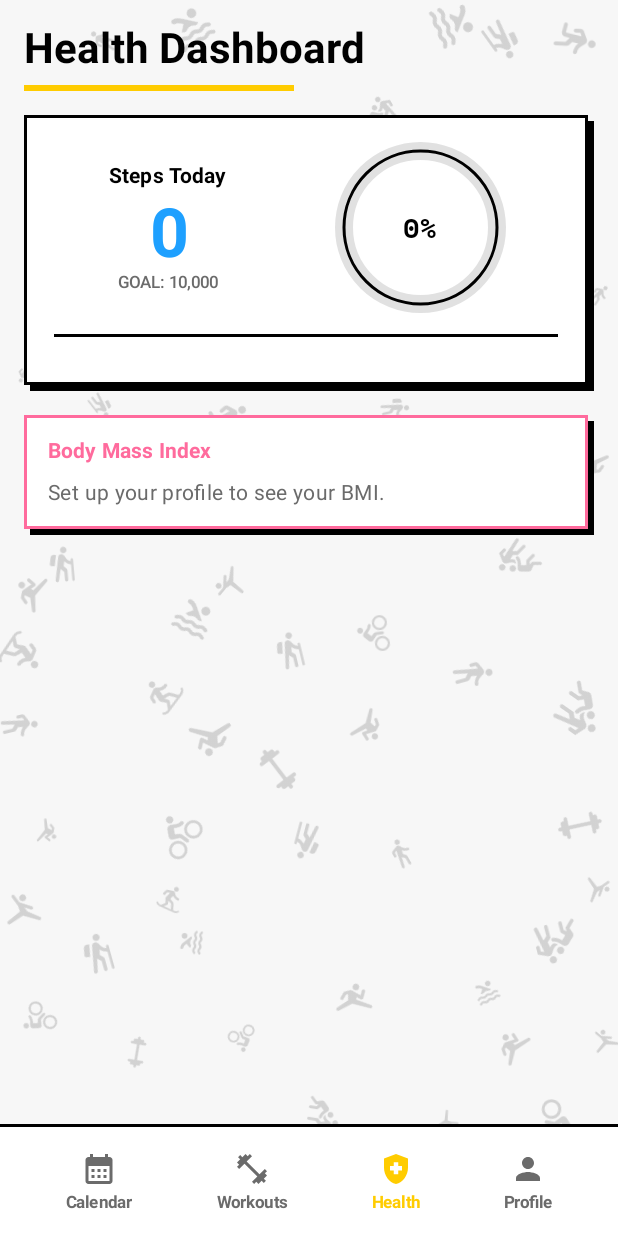
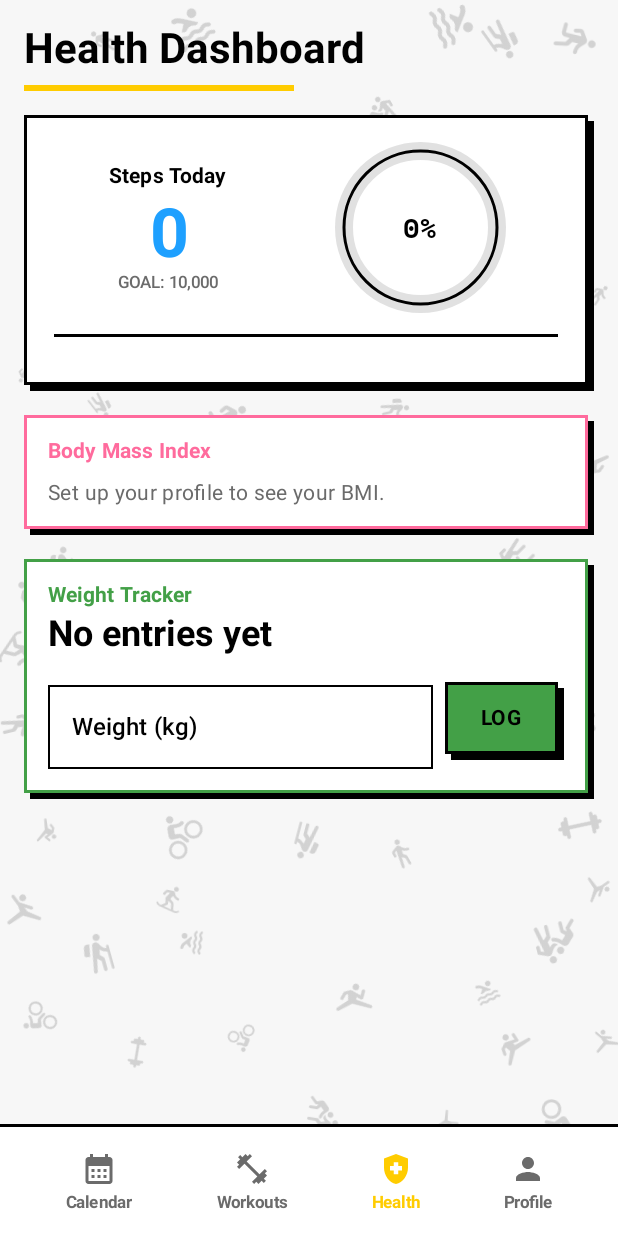
Before and after one commit to SmeetPatil/gymbro, an Android app built with Jetpack Compose: the HealthScreen screen opened through its navigation route, on a phone screen of 412 x 824 dp. Run offline under Robolectric (Android 15) with nearby library versions, the phone set to English and light mode, and no system bars; our stand-ins replace Dagger/Hilt's generated code, Room's generated code; libraries missing offline, so code that uses them is left out: androidx.health.connect; 9 statements that could not run were skipped.

Commit message:
Commit#5 - Minor Bugfixes and QoL changes

```diff
--- a/app/src/main/AndroidManifest.xml
+++ b/app/src/main/AndroidManifest.xml
@@ -81,8 +81,4 @@
 
     </application>
 
-    <queries>
-        <package android:name="com.google.android.apps.healthdata" />
-    </queries>
-
 </manifest>
--- a/app/src/main/java/com/example/gymbro/MainActivity.kt
+++ b/app/src/main/java/com/example/gymbro/MainActivity.kt
@@ -1,32 +1,38 @@
 package com.example.gymbro
 
+import android.Manifest
+import android.content.pm.PackageManager
+import android.os.Build
 import android.os.Bundle
 import androidx.activity.ComponentActivity
 import androidx.activity.compose.setContent
+import androidx.activity.result.contract.ActivityResultContracts
+import androidx.activity.viewModels
 import androidx.compose.foundation.layout.fillMaxSize
 import androidx.compose.material3.MaterialTheme
 import androidx.compose.material3.Surface
+import androidx.compose.runtime.collectAsState
+import androidx.compose.runtime.getValue
 import androidx.compose.ui.Modifier
-import androidx.work.ExistingPeriodicWorkPolicy
-import androidx.work.PeriodicWorkRequestBuilder
-import androidx.work.WorkManager
+import androidx.core.content.ContextCompat
 import com.example.gymbro.ui.MainScreen
 import com.example.gymbro.ui.theme.GymBroTheme
 import com.example.gymbro.worker.MonthlySummaryWorker
 import dagger.hilt.android.AndroidEntryPoint
-import java.util.concurrent.TimeUnit
-import java.time.Duration
-import java.time.LocalDateTime
-import java.time.LocalTime
-import androidx.activity.viewModels
-import androidx.compose.runtime.getValue
-import androidx.compose.runtime.collectAsState
 
 @AndroidEntryPoint
 class MainActivity : ComponentActivity() {
+
+    private val requestNotificationPermission =
+        registerForActivityResult(ActivityResultContracts.RequestPermission()) { /* no-op */ }
+
     override fun onCreate(savedInstanceState: Bundle?) {
         super.onCreate(savedInstanceState)
-        scheduleMonthlyWorker()
+
+        // (Re)schedule the monthly summary notification. Done on every launch so a stale
+        // or previously broken schedule is always corrected.
+        MonthlySummaryWorker.schedule(this)
+        requestNotificationPermissionIfNeeded()
 
         val themeViewModel: com.example.gymbro.ui.ThemeViewModel by viewModels()
 
@@ -44,24 +50,16 @@ class MainActivity : ComponentActivity() {
         }
     }
 
-    private fun scheduleMonthlyWorker() {
-        val now = LocalDateTime.now()
-        val targetTime = LocalTime.of(23, 30)
-        var nextRun = now.with(targetTime)
-        if (now.isAfter(nextRun)) {
-            nextRun = nextRun.plusDays(1)
+    // On Android 13+ posting notifications requires a runtime permission; without it the
+    // monthly summary is silently dropped. Request it once on launch if not granted.
+    private fun requestNotificationPermissionIfNeeded() {
+        if (Build.VERSION.SDK_INT >= Build.VERSION_CODES.TIRAMISU) {
+            val granted = ContextCompat.checkSelfPermission(
+                this, Manifest.permission.POST_NOTIFICATIONS
+            ) == PackageManager.PERMISSION_GRANTED
+            if (!granted) {
+                requestNotificationPermission.launch(Manifest.permission.POST_NOTIFICATIONS)
+            }
         }
-
-        val initialDelay = Duration.between(now, nextRun).toMillis()
-
-        val workRequest = PeriodicWorkRequestBuilder<MonthlySummaryWorker>(24, TimeUnit.HOURS)
-            .setInitialDelay(initialDelay, TimeUnit.MILLISECONDS)
-            .build()
-
-        WorkManager.getInstance(this).enqueueUniquePeriodicWork(
-            "MonthlySummary",
-            ExistingPeriodicWorkPolicy.KEEP,
-            workRequest
-        )
     }
 }
--- a/app/src/main/java/com/example/gymbro/data/Daos.kt
+++ b/app/src/main/java/com/example/gymbro/data/Daos.kt
@@ -27,6 +27,9 @@ interface WorkoutDao {
 
     @Query("DELETE FROM workouts WHERE id = :id")
     suspend fun deleteWorkout(id: Int)
+
+    @Query("DELETE FROM workouts")
+    suspend fun deleteAllWorkouts()
 }
 
 @Dao
@@ -51,6 +54,22 @@ interface SplitDao {
 
     @Query("DELETE FROM splits WHERE id = :id")
     suspend fun deleteSplit(id: Int)
+
+    @Query("DELETE FROM split_days WHERE splitId = :splitId")
+    suspend fun deleteSplitDaysForSplit(splitId: Int)
+
+    /** Deletes a split and all of its split_days together so no orphaned rows remain. */
+    @Transaction
+    suspend fun deleteSplitWithDays(splitId: Int) {
+        deleteSplitDaysForSplit(splitId)
+        deleteSplit(splitId)
+    }
+
+    @Query("DELETE FROM splits")
+    suspend fun deleteAllSplits()
+
+    @Query("DELETE FROM split_days")
+    suspend fun deleteAllSplitDays()
 
     @Query("UPDATE splits SET isActive = 0")
     suspend fun deactivateAllSplits()
@@ -110,6 +129,9 @@ interface AttendanceDao {
 
     @Insert(onConflict = OnConflictStrategy.REPLACE)
     suspend fun setAttendance(attendance: Attendance)
+
+    @Query("DELETE FROM attendance")
+    suspend fun deleteAllAttendance()
 }
 
 @Dao
@@ -125,4 +147,7 @@ interface WeightDao {
 
     @Insert(onConflict = OnConflictStrategy.REPLACE)
     suspend fun logWeight(log: WeightLog)
+
+    @Query("DELETE FROM weight_logs")
+    suspend fun deleteAllWeights()
 }
--- a/app/src/main/java/com/example/gymbro/di/DatabaseModule.kt
+++ b/app/src/main/java/com/example/gymbro/di/DatabaseModule.kt
@@ -29,7 +29,8 @@ object DatabaseModule {
         .addMigrations(
             com.example.gymbro.data.MIGRATION_1_2,
             com.example.gymbro.data.MIGRATION_2_3,
-            com.example.gymbro.data.MIGRATION_3_4
+            com.example.gymbro.data.MIGRATION_3_4,
+            com.example.gymbro.data.MIGRATION_4_5
         )
         .build()
     }
--- a/app/src/main/java/com/example/gymbro/ui/calendar/CalendarViewModel.kt
+++ b/app/src/main/java/com/example/gymbro/ui/calendar/CalendarViewModel.kt
@@ -7,12 +7,13 @@ import com.example.gymbro.data.AttendanceDao
 import com.example.gymbro.data.AttendanceStatus
 import com.example.gymbro.data.SkipReason
 import dagger.hilt.android.lifecycle.HiltViewModel
+import kotlinx.coroutines.ExperimentalCoroutinesApi
 import kotlinx.coroutines.flow.MutableStateFlow
 import kotlinx.coroutines.flow.SharingStarted
 import kotlinx.coroutines.flow.StateFlow
 import kotlinx.coroutines.flow.asStateFlow
-import kotlinx.coroutines.flow.collectLatest
-import kotlinx.coroutines.flow.combine
+import kotlinx.coroutines.flow.flatMapLatest
+import kotlinx.coroutines.flow.map
 import kotlinx.coroutines.flow.stateIn
 import kotlinx.coroutines.launch
 import java.time.LocalDate
@@ -27,10 +28,32 @@ class CalendarViewModel @Inject constructor(
     private val _currentMonth = MutableStateFlow(YearMonth.now())
     val currentMonth: StateFlow<YearMonth> = _currentMonth.asStateFlow()
 
-    private val _attendanceMap = MutableStateFlow<Map<LocalDate, Attendance>>(emptyMap())
-    val attendanceMap: StateFlow<Map<LocalDate, Attendance>> = _attendanceMap.asStateFlow()
+    // Month + its loaded attendance, kept together so downstream state is always a
+    // consistent pair (never a new month combined with the previous month's map).
+    private data class MonthData(val month: YearMonth, val map: Map<LocalDate, Attendance>)
 
-    val attendanceStats: StateFlow<AttendanceStats> = combine(_currentMonth, _attendanceMap) { month, map ->
+    // Single reactive pipeline keyed on the selected month. flatMapLatest cancels the
+    // previous month's query when the month changes, so there is never more than one
+    // live collector, and the emitted value carries the month it belongs to.
+    @OptIn(ExperimentalCoroutinesApi::class)
+    private val monthData: StateFlow<MonthData> = _currentMonth
+        .flatMapLatest { month ->
+            attendanceDao.getAttendanceRange(month.atDay(1), month.atEndOfMonth())
+                .map { list -> MonthData(month, list.associateBy { it.date }) }
+        }
+        .stateIn(viewModelScope, SharingStarted.Lazily, MonthData(YearMonth.now(), emptyMap()))
+
+    val attendanceMap: StateFlow<Map<LocalDate, Attendance>> = monthData
+        .map { it.map }
+        .stateIn(viewModelScope, SharingStarted.Lazily, emptyMap())
+
+    // Derived from the SAME monthData emission, so stats always use the map that
+    // matches the month (fixes the transient count-drop on navigation).
+    val attendanceStats: StateFlow<AttendanceStats> = monthData
+        .map { data -> computeStats(data.month, data.map) }
+        .stateIn(viewModelScope, SharingStarted.Lazily, AttendanceStats())
+
+    private fun computeStats(month: YearMonth, map: Map<LocalDate, Attendance>): AttendanceStats {
         val now = LocalDate.now()
         val currentYearMonth = YearMonth.now()
         val isFutureMonth = month.isAfter(currentYearMonth)
@@ -48,9 +71,7 @@ class CalendarViewModel @Inject constructor(
 
         // Only count up to `totalDays`
         for (i in 1..totalDays) {
-            val date = month.atDay(i)
-            val att = map[date]
-            when (att?.status) {
+            when (map[month.atDay(i)]?.status) {
                 AttendanceStatus.WENT -> wentCount++
                 AttendanceStatus.SKIPPED -> skippedCount++
                 AttendanceStatus.EXCUSED -> excusedCount++
@@ -59,7 +80,7 @@ class CalendarViewModel @Inject constructor(
             }
         }
 
-        AttendanceStats(
+        return AttendanceStats(
             totalDays = totalDays,
             went = wentCount,
             skipped = skippedCount,
@@ -67,30 +88,14 @@ class CalendarViewModel @Inject constructor(
             restDay = restCount,
             isFutureMonth = isFutureMonth
         )
-    }.stateIn(viewModelScope, SharingStarted.Lazily, AttendanceStats())
-
-    init {
-        loadAttendance()
     }
 
     fun nextMonth() {
         _currentMonth.value = _currentMonth.value.plusMonths(1)
-        loadAttendance()
     }
 
     fun previousMonth() {
         _currentMonth.value = _currentMonth.value.minusMonths(1)
-        loadAttendance()
-    }
-
-    private fun loadAttendance() {
-        val start = _currentMonth.value.atDay(1)
-        val end = _currentMonth.value.atEndOfMonth()
-        viewModelScope.launch {
-            attendanceDao.getAttendanceRange(start, end).collectLatest { list ->
-                _attendanceMap.value = list.associateBy { it.date }
-            }
-        }
     }
 
     fun markAttendance(date: LocalDate, status: AttendanceStatus, reason: SkipReason) {
@@ -104,8 +109,7 @@ class CalendarViewModel @Inject constructor(
         val firstDay = yearMonth.atDay(1)
         val daysInMonth = yearMonth.lengthOfMonth()
 
-        // Day of week: 1 (Mon) to 7 (Sun)
-        // Adjust so Monday is first column
+        // Day of week: 1 (Mon) to 7 (Sun). Adjust so Monday is the first column.
         val firstDayOfWeek = firstDay.dayOfWeek.value
 
         // Add empty slots for days before the 1st
--- a/app/src/main/java/com/example/gymbro/ui/health/HealthScreen.kt
+++ b/app/src/main/java/com/example/gymbro/ui/health/HealthScreen.kt
@@ -22,6 +22,7 @@ import androidx.compose.ui.res.painterResource
 import androidx.hilt.navigation.compose.hiltViewModel
 import com.example.gymbro.ui.theme.*
 import com.example.gymbro.R
+import com.example.gymbro.data.WeightLog
 import android.widget.Toast
 import java.time.format.DateTimeFormatter
 import androidx.activity.compose.rememberLauncherForActivityResult
@@ -284,6 +285,95 @@ fun HealthScreen(
                 }
             }
         }
+
+        // ── Weight Tracker ─────────────────────────────────────────
+        item {
+            WeightCard(
+                history = weightHistory,
+                onLogWeight = { kg -> viewModel.logWeight(kg) }
+            )
+        }
+    }
+}
+
+@Composable
+fun WeightCard(
+    history: List<WeightLog>,
+    onLogWeight: (Float) -> Unit,
+) {
+    var input by remember { mutableStateOf("") }
+    val latest = history.firstOrNull()
+    val dateFormatter = remember { DateTimeFormatter.ofPattern("MMM d, yyyy") }
+
+    BrutalistCard(modifier = Modifier.fillMaxWidth(), accentColor = BrutalistLime) {
+        Column(modifier = Modifier.padding(16.dp)) {
+            Text(
+                "Weight Tracker",
+                style = MaterialTheme.typography.labelLarge,
+                color = BrutalistLime,
+            )
+            Spacer(Modifier.height(4.dp))
+            Text(
+                if (latest != null) "${latest.weightKg} kg" else "No entries yet",
+                style = MaterialTheme.typography.headlineSmall,
+                color = BrutalistColors.text,
+                fontWeight = FontWeight.Bold,
+            )
+            Spacer(Modifier.height(12.dp))
+
+            Row(
+                modifier = Modifier.fillMaxWidth(),
+                verticalAlignment = Alignment.CenterVertically,
+                horizontalArrangement = Arrangement.spacedBy(8.dp),
+            ) {
+                BrutalistTextField(
+                    value = input,
+                    onValueChange = { input = it },
+                    label = { Text("Weight (kg)") },
+                    keyboardOptions = KeyboardOptions(keyboardType = KeyboardType.Number),
+                    modifier = Modifier.weight(1f),
+                )
+                BrutalistButton(
+                    onClick = {
+                        val kg = input.toFloatOrNull()
+                        if (kg != null && kg > 0f) {
+                            onLogWeight(kg)
+                            input = ""
+                        }
+                    },
+                    color = BrutalistLime,
+                    textColor = BrutalistColors.text,
+                ) {
+                    Text("LOG", fontWeight = FontWeight.Bold)
+                }
+            }
+
+            if (history.isNotEmpty()) {
+                Spacer(Modifier.height(16.dp))
+                BrutalistDivider()
+                Spacer(Modifier.height(8.dp))
+                history.take(8).forEach { log ->
+                    Row(
+                        modifier = Modifier
+                            .fillMaxWidth()
+                            .padding(vertical = 4.dp),
+                        horizontalArrangement = Arrangement.SpaceBetween,
+                    ) {
+                        Text(
+                            log.date.format(dateFormatter),
+                            style = MaterialTheme.typography.bodyMedium,
+                            color = BrutalistColors.textMuted,
+                        )
+                        Text(
+                            "${log.weightKg} kg",
+                            style = MaterialTheme.typography.bodyMedium,
+                            color = BrutalistColors.text,
+                            fontWeight = FontWeight.Bold,
+                        )
+                    }
+                }
+            }
+        }
     }
 }
 
--- a/app/src/main/java/com/example/gymbro/ui/health/HealthViewModel.kt
+++ b/app/src/main/java/com/example/gymbro/ui/health/HealthViewModel.kt
@@ -9,6 +9,7 @@ import androidx.health.connect.client.records.ActiveCaloriesBurnedRecord
 import androidx.health.connect.client.records.HeartRateRecord
 import androidx.health.connect.client.records.ExerciseSessionRecord
 import androidx.health.connect.client.request.ReadRecordsRequest
+import androidx.health.connect.client.request.AggregateRequest
 import androidx.health.connect.client.time.TimeRangeFilter
 import androidx.lifecycle.ViewModel
 import androidx.lifecycle.viewModelScope
@@ -39,7 +40,8 @@ class HealthViewModel @Inject constructor(
     val bmi: StateFlow<Float> = userProfileManager.profile.map { profile ->
         if (profile.height > 0f && profile.weight > 0f) {
             val weightInKg = if (profile.weightUnit == "lbs") profile.weight * 0.453592f else profile.weight
-            val heightInM = if (profile.heightUnit == "cm") profile.height / 100f else profile.height * 0.0254f
+            // Height is stored canonically in centimeters regardless of display unit.
+            val heightInM = profile.height / 100f
             weightInKg / (heightInM * heightInM)
         } else {
             0f
@@ -102,33 +104,43 @@ class HealthViewModel @Inject constructor(
                     val endTime = Instant.now()
 
                     if (granted.contains(HealthPermission.getReadPermission(StepsRecord::class))) {
-                        val stepsResponse = healthConnectClient.readRecords(
-                            ReadRecordsRequest(
-                                recordType = StepsRecord::class,
+                        // Use the aggregation API instead of summing raw records.
+                        // When several providers (e.g. Google Fit and the device's own
+                        // step provider) write overlapping StepsRecords, summing them
+                        // double-counts; aggregate() de-duplicates overlapping data by
+                        // data-origin priority so each step is counted once.
+                        val stepsResponse = healthConnectClient.aggregate(
+                            AggregateRequest(
+                                metrics = setOf(StepsRecord.COUNT_TOTAL),
                                 timeRangeFilter = TimeRangeFilter.between(startTime, endTime)
                             )
                         )
-                        _stepsToday.value = stepsResponse.records.sumOf { it.count }
+                        _stepsToday.value = stepsResponse[StepsRecord.COUNT_TOTAL] ?: 0L
                     }
 
                     if (granted.contains(HealthPermission.getReadPermission(ActiveCaloriesBurnedRecord::class))) {
-                        val calsResponse = healthConnectClient.readRecords(
-                            ReadRecordsRequest(
-                                recordType = ActiveCaloriesBurnedRecord::class,
+                        // Aggregated to avoid double-counting overlapping data from
+                        // multiple providers (same reasoning as steps above).
+                        val calsResponse = healthConnectClient.aggregate(
+                            AggregateRequest(
+                                metrics = setOf(ActiveCaloriesBurnedRecord.ACTIVE_CALORIES_TOTAL),
                                 timeRangeFilter = TimeRangeFilter.between(startTime, endTime)
                             )
                         )
-                        _caloriesToday.value = calsResponse.records.sumOf { it.energy.inKilocalories }.toLong()
+                        _caloriesToday.value =
+                            (calsResponse[ActiveCaloriesBurnedRecord.ACTIVE_CALORIES_TOTAL]?.inKilocalories ?: 0.0).toLong()
                     }
 
                     if (granted.contains(HealthPermission.getReadPermission(DistanceRecord::class))) {
-                        val distResponse = healthConnectClient.readRecords(
-                            ReadRecordsRequest(
-                                recordType = DistanceRecord::class,
+                        // Aggregated to avoid double-counting overlapping data from
+                        // multiple providers (same reasoning as steps above).
+                        val distResponse = healthConnectClient.aggregate(
+                            AggregateRequest(
+                                metrics = setOf(DistanceRecord.DISTANCE_TOTAL),
                                 timeRangeFilter = TimeRangeFilter.between(startTime, endTime)
                             )
                         )
-                        _distanceToday.value = distResponse.records.sumOf { it.distance.inMeters }
+                        _distanceToday.value = distResponse[DistanceRecord.DISTANCE_TOTAL]?.inMeters ?: 0.0
                     }
 
                     if (granted.contains(HealthPermission.getReadPermission(HeartRateRecord::class))) {
@@ -145,6 +157,12 @@ class HealthViewModel @Inject constructor(
                     }
                 }
             }
+        }
+    }
+
+    fun logWeight(weightKg: Float) {
+        viewModelScope.launch {
+            weightDao.logWeight(WeightLog(LocalDate.now(), weightKg))
         }
     }
 
--- a/app/src/main/java/com/example/gymbro/worker/MonthlySummaryWorker.kt
+++ b/app/src/main/java/com/example/gymbro/worker/MonthlySummaryWorker.kt
@@ -2,19 +2,28 @@ package com.example.gymbro.worker
 
 import android.app.NotificationChannel
 import android.app.NotificationManager
+import android.app.PendingIntent
 import android.content.Context
+import android.content.Intent
 import android.os.Build
 import androidx.core.app.NotificationCompat
 import androidx.hilt.work.HiltWorker
 import androidx.work.CoroutineWorker
+import androidx.work.ExistingWorkPolicy
+import androidx.work.OneTimeWorkRequestBuilder
+import androidx.work.WorkManager
 import androidx.work.WorkerParameters
-import com.example.gymbro.R
+import com.example.gymbro.MainActivity
 import com.example.gymbro.data.AttendanceDao
 import com.example.gymbro.data.AttendanceStatus
 import dagger.assisted.Assisted
 import dagger.assisted.AssistedInject
+import java.time.Duration
 import java.time.LocalDate
+import java.time.LocalDateTime
+import java.time.LocalTime
 import java.time.YearMonth
+import java.util.concurrent.TimeUnit
 import kotlinx.coroutines.flow.first
 
 @HiltWorker
@@ -25,14 +34,12 @@ class MonthlySummaryWorker @AssistedInject constructor(
 ) : CoroutineWorker(appContext, workerParams) {
 
     override suspend fun doWork(): Result {
-        val now = LocalDate.now()
-        // Check if it's the last day of the month
-        if (now.dayOfMonth != now.lengthOfMonth()) {
-            // Ideally we schedule it precisely, but if it runs on other days, we skip
-            // However, the requirement says "At the end of every month... at 11:30 PM"
-            // We will assume the scheduler handles the timing, or we check here.
-        }
-
+        try {
+            val today = LocalDate.now()
+            // Safety net: only post the summary on the last calendar day of the month.
+            // The scheduler already targets that day, but we guard here in case the OS
+            // runs the job earlier or later than requested.
+            if (today.dayOfMonth == today.lengthOfMonth()) {
                 val currentMonth = YearMonth.now()
                 val start = currentMonth.atDay(1)
                 val end = currentMonth.atEndOfMonth()
@@ -44,26 +51,88 @@ class MonthlySummaryWorker @AssistedInject constructor(
                 val excused = attendanceList.count { it.status == AttendanceStatus.EXCUSED }
 
                 sendNotification(went, skipped, excused)
-
+            }
+        } catch (e: Exception) {
+            e.printStackTrace()
+        } finally {
+            // Chain the next month's run so a single missed/late execution never
+            // breaks the series.
+            schedule(applicationContext)
+        }
         return Result.success()
     }
 
     private fun sendNotification(went: Int, skipped: Int, excused: Int) {
-        val notificationManager = applicationContext.getSystemService(Context.NOTIFICATION_SERVICE) as NotificationManager
+        val notificationManager =
+            applicationContext.getSystemService(Context.NOTIFICATION_SERVICE) as NotificationManager
         val channelId = "monthly_summary"
 
         if (Build.VERSION.SDK_INT >= Build.VERSION_CODES.O) {
-            val channel = NotificationChannel(channelId, "Monthly Summary", NotificationManager.IMPORTANCE_DEFAULT)
+            val channel = NotificationChannel(
+                channelId,
+                "Monthly Summary",
+                NotificationManager.IMPORTANCE_DEFAULT
+            )
             notificationManager.createNotificationChannel(channel)
         }
 
+        // Tapping the notification opens the app.
+        val launchIntent = Intent(applicationContext, MainActivity::class.java).apply {
+            flags = Intent.FLAG_ACTIVITY_NEW_TASK or Intent.FLAG_ACTIVITY_CLEAR_TOP
+        }
+        val contentIntent = PendingIntent.getActivity(
+            applicationContext,
+            0,
+            launchIntent,
+            PendingIntent.FLAG_IMMUTABLE or PendingIntent.FLAG_UPDATE_CURRENT
+        )
+
         val notification = NotificationCompat.Builder(applicationContext, channelId)
-            .setSmallIcon(android.R.drawable.ic_dialog_info) // Use a proper icon in real app
+            .setSmallIcon(android.R.drawable.ic_dialog_info)
             .setContentTitle("Monthly Gym Summary")
             .setContentText("You went $went times, skipped $skipped times, and had $excused excused days.")
             .setPriority(NotificationCompat.PRIORITY_DEFAULT)
+            .setContentIntent(contentIntent)
+            .setAutoCancel(true)
             .build()
 
         notificationManager.notify(1, notification)
     }
+
+    companion object {
+        private const val UNIQUE_WORK_NAME = "MonthlySummary"
+
+        /**
+         * Schedules the worker for 23:30 on the last day of the current (or next) month.
+         *
+         * Uses a self-rescheduling one-time request so it fires on the correct calendar
+         * day instead of every 24 hours. Safe to call on every app launch: it replaces any
+         * previously scheduled run, which also migrates away from the old (broken) daily
+         * periodic schedule.
+         */
+        fun schedule(context: Context) {
+            val delay = computeInitialDelayMillis(LocalDateTime.now())
+            val request = OneTimeWorkRequestBuilder<MonthlySummaryWorker>()
+                .setInitialDelay(delay, TimeUnit.MILLISECONDS)
+                .build()
+            WorkManager.getInstance(context).enqueueUniqueWork(
+                UNIQUE_WORK_NAME,
+                ExistingWorkPolicy.REPLACE,
+                request
+            )
         }
+
+        /** Milliseconds from [now] until the next "last day of the month at 23:30". */
+        internal fun computeInitialDelayMillis(now: LocalDateTime): Long {
+            val targetTime = LocalTime.of(23, 30)
+            val lastDayThisMonth =
+                now.toLocalDate().withDayOfMonth(now.toLocalDate().lengthOfMonth())
+            var target = lastDayThisMonth.atTime(targetTime)
+            if (!target.isAfter(now)) {
+                val nextMonth = now.toLocalDate().plusMonths(1)
+                target = nextMonth.withDayOfMonth(nextMonth.lengthOfMonth()).atTime(targetTime)
+            }
+            return Duration.between(now, target).toMillis()
+        }
+    }
+}
```
Also changed, not shown: app/src/main/java/com/example/gymbro/data/AppDatabase.kt (+12 -1 lines), app/src/main/java/com/example/gymbro/data/BackupManager.kt (+24 -11 lines), app/src/main/java/com/example/gymbro/data/UserProfileManager.kt (+18 -2 lines), app/src/main/java/com/example/gymbro/ui/profile/ProfileScreen.kt (+77 -25 lines), app/src/main/java/com/example/gymbro/ui/workouts/WorkoutsViewModel.kt (+14 -2 lines), 1 other file. Lines whose indentation alone changed are shown as unchanged.
